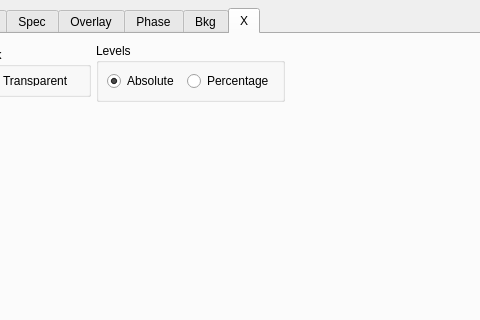
Qt form PDX main/UiFiles/Integration.ui (Dioptas/Dioptas) before a commit; both pictures show x 433 to 913 and y 0 to 320 of the 1307 by 823 pixel window.
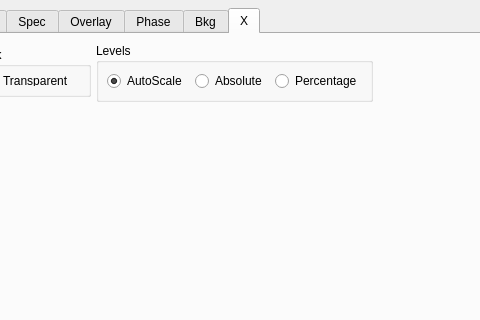
The same form after that commit. The open tabs and pages were chosen to show the change. Custom widgets are drawn as their Qt base class.

Commit message:
Integration Module:
Autoscale button now works

added a new option for levels: autoscale
this is now the default option and it will autoscale every new loaded image

```diff
--- a/PDX main/UiFiles/Integration.ui
+++ b/PDX main/UiFiles/Integration.ui
@@ -1299,13 +1299,23 @@
               <property name="margin">
                <number>8</number>
               </property>
+              <item>
+               <widget class="QRadioButton" name="img_levels_autoscale_rb">
+                <property name="text">
+                 <string>AutoScale</string>
+                </property>
+                <property name="checked">
+                 <bool>true</bool>
+                </property>
+               </widget>
+              </item>
               <item>
                <widget class="QRadioButton" name="img_levels_absolute_rb">
                 <property name="text">
                  <string>Absolute</string>
                 </property>
                 <property name="checked">
-                 <bool>true</bool>
+                 <bool>false</bool>
                 </property>
                </widget>
               </item>
```
The commit also changes 5 other files.
